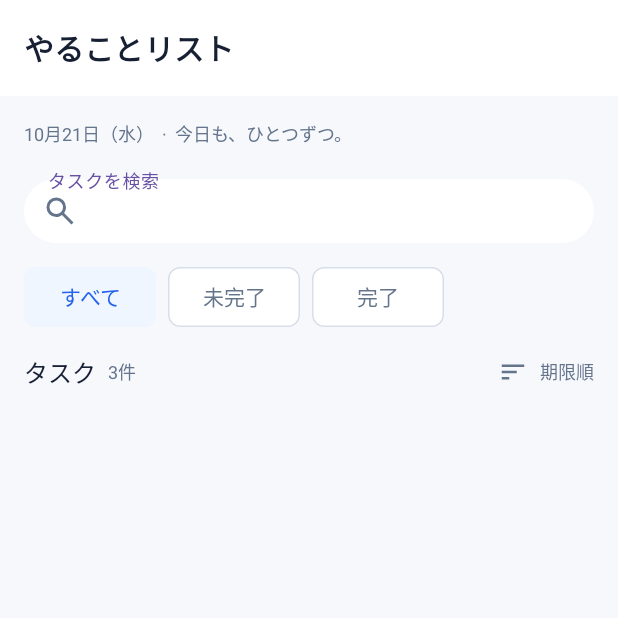
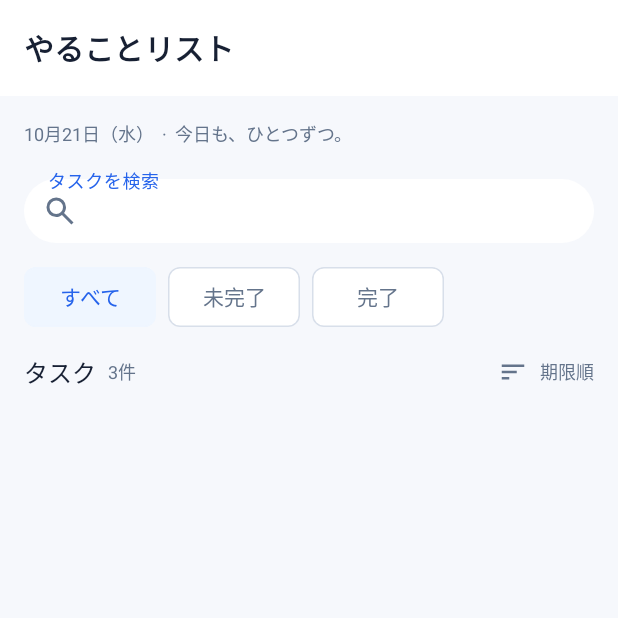
Before and after one commit to quanck30/TodoListByKotlin, an Android app: the screen it shows after launch (MainActivity), on a phone screen of 412 x 824 dp, the top half of it. Run offline under Robolectric (Android 15) with nearby library versions, the phone set to English and light mode, and no system bars.

Commit message:
fix: テーマの配色をデザインに合わせて設定
- ベーステーマをLight（ライト固定）に変更
- ダークテーマ（values-night）を削除
- colorPrimaryなどのカラーロールを定義

```diff
--- a/app/src/main/res/values-night/themes.xml
+++ /dev/null
@@ -1,7 +0,0 @@
-<resources xmlns:tools="http://schemas.android.com/tools">
-    <!-- Base application theme. -->
-    <style name="Base.Theme.TodoList" parent="Theme.Material3.DayNight.NoActionBar">
-        <!-- Customize your dark theme here. -->
-        <!-- <item name="colorPrimary">@color/my_dark_primary</item> -->
-    </style>
-</resources>
--- /dev/null
+++ b/app/src/main/res/values/arrays.xml
@@ -0,0 +1,3 @@
+<?xml version="1.0" encoding="utf-8"?>
+<resources>
+</resources>
--- a/app/src/main/res/values/themes.xml
+++ b/app/src/main/res/values/themes.xml
@@ -1,8 +1,17 @@
 <resources xmlns:tools="http://schemas.android.com/tools">
     <!-- Base application theme. -->
-    <style name="Base.Theme.TodoList" parent="Theme.Material3.DayNight.NoActionBar">
+    <style name="Base.Theme.TodoList" parent="Theme.Material3.Light.NoActionBar">
         <!-- Customize your light theme here. -->
-        <!-- <item name="colorPrimary">@color/my_light_primary</item> -->
+        <item name="colorPrimary">@color/primary</item>
+        <item name="colorOnPrimary">@color/surface</item>
+        <item name="colorPrimaryContainer">@color/primarySoft</item>
+        <item name="colorOnPrimaryContainer">@color/primary</item>
+        <item name="colorSurface">@color/surface</item>
+        <item name="colorOnSurface">@color/text_primary</item>
+        <item name="colorOnSurfaceVariant">@color/text_secondary</item>
+        <item name="colorOutline">@color/outline</item>
+        <item name="colorError">@color/priority_high</item>
+        <item name="android:colorBackground">@color/background</item>
     </style>
 
     <style name="Theme.TodoList" parent="Base.Theme.TodoList" />
```
Also changed, not shown: app/src/main/java/ecccomp/s2250383/todolist/TaskFormActivity.kt (added, +20 -0 lines), app/src/main/res/drawable/ic_arrow_back.xml (added, +20 -0 lines), app/src/main/res/drawable/ic_calender.xml (added, +20 -0 lines), app/src/main/res/layout/activity_task_form.xml (added, +10 -0 lines).
